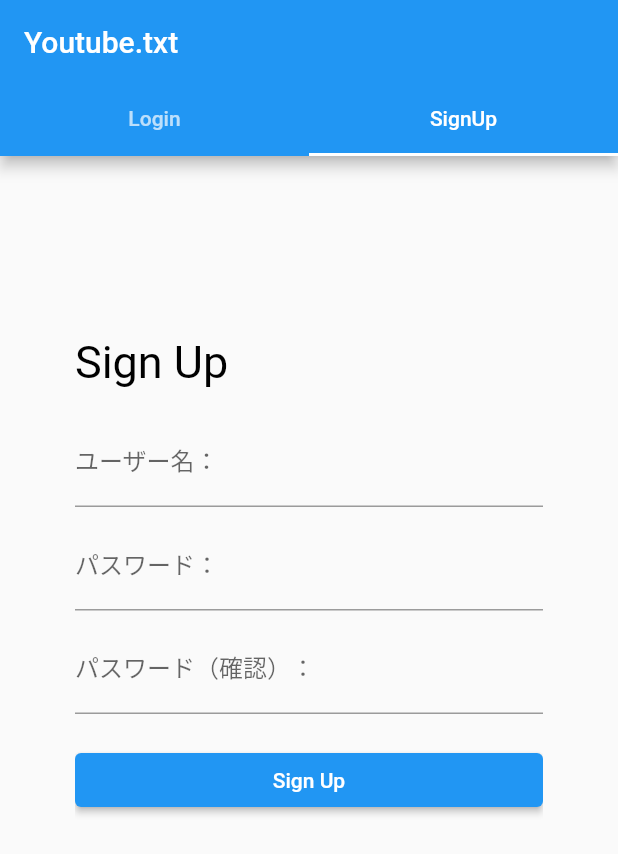
After one commit to K-Hayashi884/Practice-of-Information-Systems-2nd-frontend, a Flutter app: the screen it shows after launch, tab 2 chosen, after a tap on "Sign Up", on a phone screen of 412 x 824 dp. The commit adds this screen. Shown: the top 854 px of the screen. Run offline on Flutter 3.47's test engine with Material 2 defaults, Android fonts, the phone set to English and light mode, and no system bars; our stand-ins replace flutter_secure_storage; network calls fail.

Commit message:
ログイン途中

```diff
--- a/youtube_txt/lib/main.dart
+++ b/youtube_txt/lib/main.dart
@@ -2,6 +2,7 @@ import 'package:flutter/material.dart';
 import 'package:youtube_txt/index.dart';
 import 'package:youtube_txt/later_videos.dart';
 import 'package:youtube_txt/top.dart';
+import 'package:youtube_txt/userpage.dart';
 
 void main() => runApp(const MyApp());
 
@@ -15,11 +16,12 @@ class MyApp extends StatelessWidget {
       theme: ThemeData(
         primaryColor: Colors.white,
       ),
-      initialRoute: "top",
+      initialRoute: "user",
       routes: {
         'top': (context) => const TopPage(),
         'index': (context) => const IndexPage(),
         'later': (context) => const LaterVideosPage(),
+        'user':(context) => const UserPage(),
       },
     );
   }
--- /dev/null
+++ b/youtube_txt/lib/userpage.dart
@@ -0,0 +1,238 @@
+import 'dart:convert';
+
+import 'package:flutter/material.dart';
+import 'package:flutter_secure_storage/flutter_secure_storage.dart';
+import 'package:http/http.dart' as http;
+
+
+const storage = FlutterSecureStorage();
+
+class UserPage extends StatefulWidget {
+  const UserPage({Key? key}) : super(key: key);
+
+  @override
+  _UserPageState createState() => _UserPageState();
+}
+
+class _UserPageState extends State<UserPage>{
+  @override
+  void initState(){
+    super.initState();
+    initialize();
+  }
+
+  Future<void> initialize() async{
+    String? accessToken = await storage.read(key: "accessToken");
+    if(accessToken != null){
+      var url = Uri.parse('http:/localhost/api/login/');  //ログインエンドポイントのURLを入れる
+      var headers = {
+        "Content-Type": "application/json"};
+      var body = json.encode({"access_token": accessToken});
+
+      var response = await http.post(url, headers: headers, body: body);
+
+      if (response.statusCode == 200) {
+        // ログイン成功時の処理
+        var responseData = json.decode(response.body);
+        await storage.write(key: "accessToken", value: responseData['access_token']);
+        //Navigator.push(
+        //  context,
+        //  MaterialPageRoute(builder: (context) => HomePage()),
+        //);
+      }
+    }
+  }
+
+  @override
+  Widget build(BuildContext context) {
+    return MaterialApp(
+      home: DefaultTabController(
+        length: 2,
+        child: Scaffold(
+          appBar: AppBar(
+            title: const Text('Youtube.txt'),
+            bottom: const TabBar(
+              tabs: [
+                Tab(text:'Login'),
+                Tab(text:'SignUp'),
+              ],
+            ),
+          ),
+          body: const Padding(
+            padding: EdgeInsets.symmetric(vertical: 120, horizontal: 50),
+            child: TabBarView(
+              children:[
+                LoginPage(),
+                SignupPage(),
+              ],
+            ),
+          ),
+        ),
+      ),
+    );
+  }
+}
+
+class LoginPage extends StatelessWidget{
+  const LoginPage({super.key});
+
+  @override
+  Widget build(BuildContext context){
+    final loginUsernameFromui = TextEditingController();
+    final loginPasswordFromui = TextEditingController();
+
+
+     return Column(
+      children: [
+        Container(
+          alignment: Alignment.centerLeft,
+          child:
+            const Text(
+              'Login',
+               style: TextStyle(
+                  fontSize: 30,
+                  color: Colors.black
+                )
+              ),
+            ),
+        const SizedBox(height: 20),
+        TextField(
+          controller: loginUsernameFromui,
+          decoration: const InputDecoration(
+            labelText: "ユーザー名：",
+          ),
+        ),
+        const SizedBox(height: 10),
+        TextField(
+          controller: loginPasswordFromui,
+          decoration: const InputDecoration(
+            labelText: "パスワード："
+            ),
+          obscureText:true
+        ),
+        const SizedBox(height: 20),
+        SizedBox(
+          width: double.infinity,
+          child: ElevatedButton(
+            onPressed: (){
+              String username = loginUsernameFromui.text;
+              String password = loginPasswordFromui.text;
+              login(username,password);//loginのための関数
+            },
+            child: const Text('Login')
+          )
+        )
+      ]
+    );
+  }
+}
+
+Future<void> login(String username, String password) async {
+  print('aaa');
+  String? accessToken = await storage.read(key: "accessToken");
+  var url = Uri.parse('http:/localhost/api/login/');  //ログインエンドポイントのURLを入れる
+  var headers = {
+    "Content-Type": "application/json",
+    "Authorization": "Bearer $accessToken"};
+  var body = json.encode({"username": username, "password": password});
+
+  var response = await http.post(url, headers: headers, body: body);
+
+  if (response.statusCode == 200) {
+    // ログイン成功時の処理
+    var responseData = json.decode(response.body);
+    await storage.write(key: "accessToken", value: responseData['access_token']);  //あとでログイン時に参照できるようにする？？
+  } else {
+    // ログインエラー時の処理
+    throw Exception('ログインエラー');
+  }
+}
+
+
+
+
+
+class SignupPage extends StatelessWidget{
+  const SignupPage({super.key});
+
+  @override
+  Widget build(BuildContext context){
+    final signupUsernameFromui = TextEditingController();
+    final signupPasswordFromui = TextEditingController();
+    final signupPasswordAgainFromui = TextEditingController();
+
+     return Column(
+      children: [
+        Container(
+          alignment: Alignment.centerLeft,
+          child:const Text(
+            'Sign Up',
+            style: TextStyle(
+              fontSize: 30,
+              color: Colors.black
+            )
+          ),
+        ),
+        const SizedBox(height: 20),
+        TextField(
+          controller: signupUsernameFromui,
+          decoration: const InputDecoration(
+            labelText: "ユーザー名：",
+          ),
+        ),
+        const SizedBox(height: 10),
+        TextField(
+          controller: signupPasswordFromui,
+          decoration: const InputDecoration(
+            labelText: "パスワード："
+            ),
+          obscureText:true
+        ),
+        const SizedBox(height: 10),
+        TextField(
+          controller: signupPasswordAgainFromui,
+          decoration: const InputDecoration(
+            labelText: "パスワード（確認）："
+            ),
+          obscureText:true
+        ),
+        const SizedBox(height: 20),
+        SizedBox(
+          width: double.infinity,
+          child: ElevatedButton(
+            onPressed: (){
+              String username = signupUsernameFromui.text;
+              String password = signupPasswordFromui.text;
+              String passwordAgain = signupPasswordAgainFromui.text;
+              signup(username,password,passwordAgain);//signupのための関数
+            },
+            child: const Text('Sign Up')
+          )
+        )
+      ]
+    );
+  }
+}
+
+Future<void> signup(String username, String password, String passwordAgain) async {
+  if(password == passwordAgain){
+    var url = Uri.parse('http:/localhost/api/login/');  //ログインエンドポイントのURLを入れる
+    var headers = {
+      "Content-Type": "application/json"
+    };
+    var body = json.encode({"username": username, "password": password});
+
+    var response = await http.post(url, headers: headers, body: body);
+
+    if (response.statusCode == 201) {
+      // ログイン成功時の処理
+      var responseData = json.decode(response.body);
+      await storage.write(key: "accessToken", value: responseData['access_token']);  //あとでログイン時に参照できるようにする？？
+    } else {
+      // ログインエラー時の処理
+      throw Exception('ログインエラー');
+    }
+  }else{
+    throw Exception('パスワードが一致しません');
+  }
+}
--- a/youtube_txt/pubspec.yaml
+++ b/youtube_txt/pubspec.yaml
@@ -35,6 +35,8 @@ dependencies:
   # Use with the CupertinoIcons class for iOS style icons.
   cupertino_icons: ^1.0.2
   provider: ^6.0.5
+  http: ^0.13.3
+  flutter_secure_storage: ^5.0.2
 
 dev_dependencies:
   flutter_test:
```
Also changed, not shown: youtube_txt/lib/requester/requester.dart (added, +152 -0 lines), youtube_txt/lib/requester/urls.dart (added, +44 -0 lines), 12 other files.
